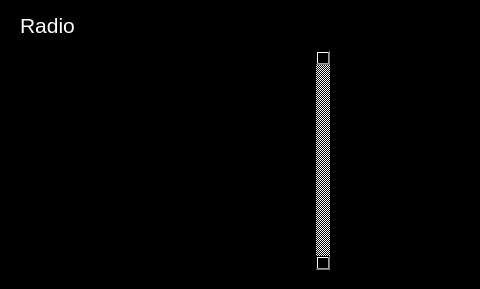
The window that gui/radiowindow.ui (christof1977/flurzentrale) describes before a commit, drawn with Qt 5.
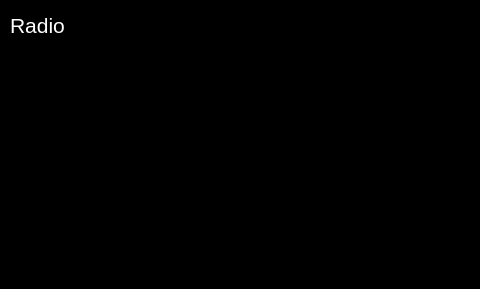
The same window after the commit. Icons and pictures are not drawn.

Diff of the .ui file:
```diff
--- a/gui/radiowindow.ui
+++ b/gui/radiowindow.ui
@@ -237,7 +237,7 @@
    <widget class="QPushButton" name="pushButtonRadioStop">
     <property name="geometry">
      <rect>
-      <x>410</x>
+      <x>380</x>
       <y>140</y>
       <width>64</width>
       <height>64</height>
@@ -451,71 +451,12 @@
      </size>
     </property>
    </widget>
-   <widget class="QListWidget" name="listWidgetRadio">
-    <property name="enabled">
-     <bool>true</bool>
-    </property>
-    <property name="geometry">
-     <rect>
-      <x>10</x>
-      <y>50</y>
-      <width>321</width>
-      <height>221</height>
-     </rect>
-    </property>
-    <property name="font">
-     <font>
-      <pointsize>18</pointsize>
-     </font>
-    </property>
-    <property name="autoFillBackground">
-     <bool>false</bool>
-    </property>
-    <property name="styleSheet">
-     <string notr="true">QListWidget::item:selected {
-     color: rgb(100,100,100);
-     background-color: rgb(0,0,0);
-}
-QListWidget::item:selected {
-     color: rgb(255,255,255);
-     background-color: rgb(0,0,0);
-}
-QScrollBar:vertical {
-     border: 2px solid rgb(20,20,20);
-     background: rgb(0,0,0);
-     width: 25px;
-     margin: 0px 0 0px 0;
- }
- QScrollBar::handle:vertical {
-     background: rgb(120,120,120);
-     min-height: 20px;
-}</string>
-    </property>
-    <property name="verticalScrollBarPolicy">
-     <enum>Qt::ScrollBarAlwaysOn</enum>
-    </property>
-    <property name="autoScroll">
-     <bool>true</bool>
-    </property>
-    <property name="editTriggers">
-     <set>QAbstractItemView::NoEditTriggers</set>
-    </property>
-    <property name="selectionBehavior">
-     <enum>QAbstractItemView::SelectItems</enum>
-    </property>
-    <property name="currentRow">
-     <number>-1</number>
-    </property>
-    <property name="sortingEnabled">
-     <bool>false</bool>
-    </property>
-   </widget>
    <widget class="QLabel" name="labelTitle">
     <property name="geometry">
      <rect>
-      <x>20</x>
+      <x>10</x>
       <y>10</y>
-      <width>321</width>
+      <width>320</width>
       <height>31</height>
      </rect>
     </property>
@@ -1207,6 +1148,17 @@
      <bool>true</bool>
     </property>
    </widget>
+   <widget class="QWidget" name="gridLayoutWidget">
+    <property name="geometry">
+     <rect>
+      <x>10</x>
+      <y>50</y>
+      <width>321</width>
+      <height>221</height>
+     </rect>
+    </property>
+    <layout class="QGridLayout" name="gridLayout"/>
+   </widget>
   </widget>
  </widget>
  <layoutdefault spacing="6" margin="11"/>
```
Left out of the diff: 217 changed lines with no effect on the pictures.
